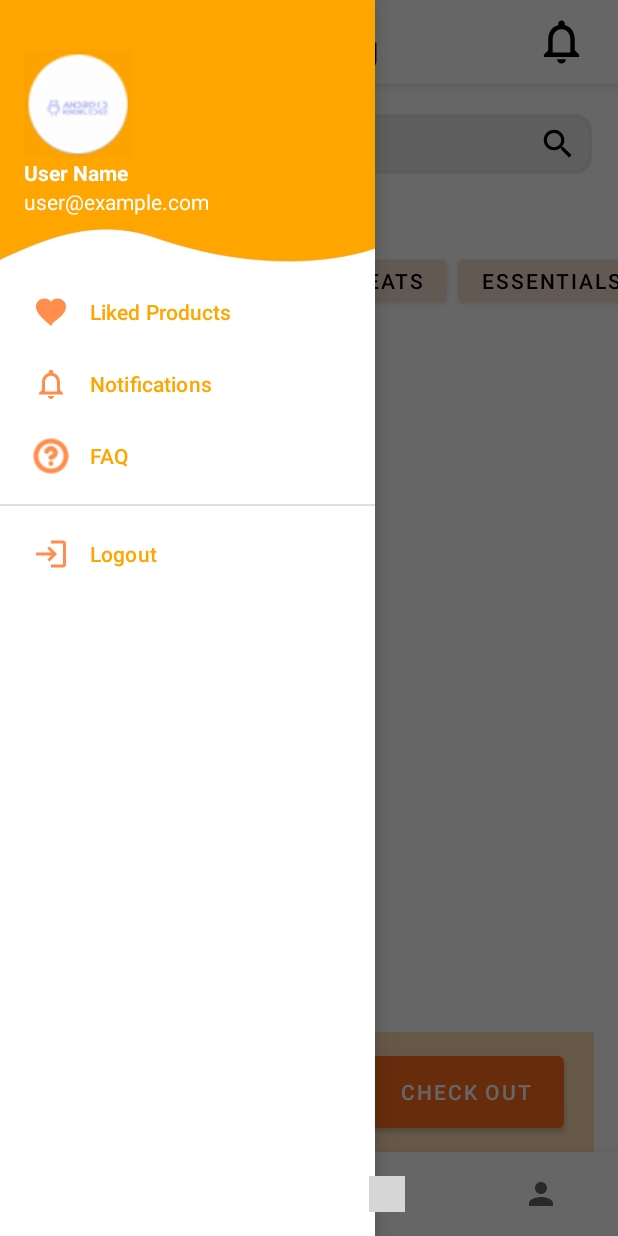
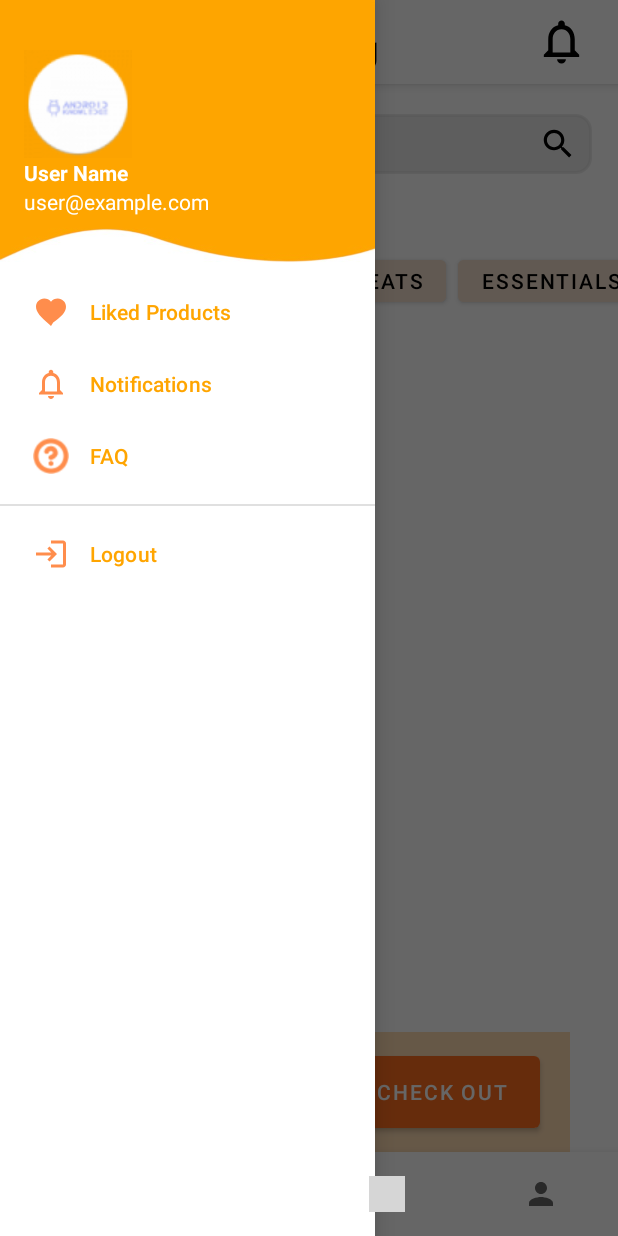
Before and after one commit to MarkKheanViari/PetPal-E-commerce-Booking-Mobile-, an Android app: the fragment CartFragment placed in its activity, with the side drawer open, on a phone screen of 412 x 824 dp. Run offline under Robolectric (Android 15) with nearby library versions, the phone set to English and light mode, and no system bars; our stand-ins replace Volley; pictures from the network do not load; 1 statement that could not run was skipped; grey boxes are pictures that could not be loaded.

Commit message:
Update activity_cart.xml

```diff
--- a/app/src/main/res/layout/activity_cart.xml
+++ b/app/src/main/res/layout/activity_cart.xml
@@ -5,13 +5,15 @@
     xmlns:app="http://schemas.android.com/apk/res-auto"
     android:layout_width="match_parent"
     android:layout_height="match_parent"
-    android:orientation="vertical"
-    android:background="@android:color/white">
+    android:paddingStart="16dp"
+    android:paddingEnd="16dp"
+    android:background="@android:color/white"
+    tools:context=".CartActivity">
 
     <!-- "Your cart is empty" message -->
     <TextView
         android:id="@+id/emptyText"
-        android:layout_width="match_parent"
+        android:layout_width="0dp"
         android:layout_height="wrap_content"
         android:gravity="center"
         android:text="Your cart is empty."
@@ -25,26 +27,25 @@
     <!-- Cart RecyclerView -->
     <androidx.recyclerview.widget.RecyclerView
         android:id="@+id/cartRecyclerView"
-        android:layout_width="match_parent"
+        android:layout_width="0dp"
         android:layout_height="0dp"
         android:padding="5dp"
+        app:layout_constraintTop_toTopOf="parent"
         app:layout_constraintBottom_toTopOf="@+id/bottom_container"
-        app:layout_constraintTop_toTopOf="parent"
         app:layout_constraintStart_toStartOf="parent"
-        app:layout_constraintEnd_toEndOf="parent"
-        tools:layout_editor_absoluteX="-2dp" />
+        app:layout_constraintEnd_toEndOf="parent" />
 
     <!-- Bottom container with total price and checkout -->
     <LinearLayout
         android:id="@+id/bottom_container"
-        android:layout_width="match_parent"
+        android:layout_width="0dp"
         android:layout_height="80dp"
         android:orientation="horizontal"
         android:gravity="end|center_vertical"
         android:background="@color/light_orange"
+        app:layout_constraintBottom_toBottomOf="parent"
         app:layout_constraintStart_toStartOf="parent"
-        app:layout_constraintEnd_toEndOf="parent"
-        app:layout_constraintBottom_toBottomOf="parent">
+        app:layout_constraintEnd_toEndOf="parent">
 
         <Space
             android:layout_width="5dp"
@@ -63,17 +64,15 @@
             android:layout_width="20dp"
             android:layout_height="wrap_content" />
 
-
         <Button
             android:id="@+id/checkoutButton"
             android:layout_width="130dp"
             android:layout_height="60dp"
-            android:text="Check Out"/>
+            android:text="Check Out" />
 
         <Space
             android:layout_width="20dp"
             android:layout_height="wrap_content" />
-
     </LinearLayout>
 
 </androidx.constraintlayout.widget.ConstraintLayout>
```
